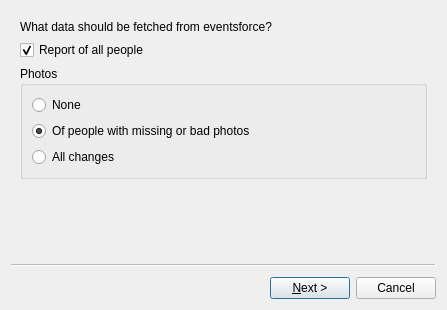
First picture: the form in ui/fetch_wizard.ui, repository asuffield/ef-editor, before the edit.
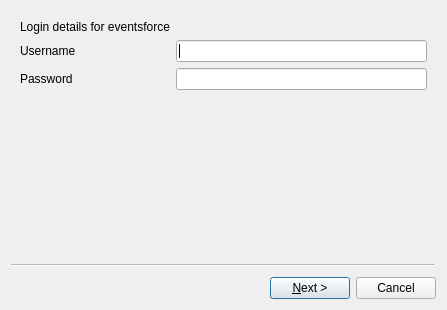
Second picture: the form after the edit.

Commit message: Allow choice of which report to run

```diff
--- a/ui/fetch_wizard.ui
+++ b/ui/fetch_wizard.ui
@@ -28,6 +28,44 @@
   <property name="options">
    <set>QWizard::NoBackButtonOnStartPage</set>
   </property>
+  <widget class="QWizardPage" name="wizardPage">
+   <attribute name="pageId">
+    <string notr="true">1</string>
+   </attribute>
+   <layout class="QFormLayout" name="formLayout">
+    <item row="2" column="0">
+     <widget class="QLabel" name="label_3">
+      <property name="text">
+       <string>Username</string>
+      </property>
+     </widget>
+    </item>
+    <item row="2" column="1">
+     <widget class="QLineEdit" name="ef_username"/>
+    </item>
+    <item row="3" column="0">
+     <widget class="QLabel" name="label_4">
+      <property name="text">
+       <string>Password</string>
+      </property>
+     </widget>
+    </item>
+    <item row="3" column="1">
+     <widget class="QLineEdit" name="ef_password">
+      <property name="echoMode">
+       <enum>QLineEdit::Password</enum>
+      </property>
+     </widget>
+    </item>
+    <item row="1" column="0">
+     <widget class="QLabel" name="label_2">
+      <property name="text">
+       <string>Login details for eventsforce</string>
+      </property>
+     </widget>
+    </item>
+   </layout>
+  </widget>
   <widget class="QWizardPage" name="wizardPage1">
    <layout class="QVBoxLayout" name="verticalLayout">
     <item>
@@ -38,13 +76,15 @@
      </widget>
     </item>
     <item>
-     <widget class="QCheckBox" name="fetch_people_report">
-      <property name="text">
-       <string>Report of all people</string>
+     <widget class="QComboBox" name="fetch_people_report">
+      <property name="enabled">
+       <bool>false</bool>
       </property>
-      <property name="checked">
-       <bool>true</bool>
-      </property>
+      <item>
+       <property name="text">
+        <string>Loading...</string>
+       </property>
+      </item>
      </widget>
     </item>
     <item>
@@ -85,45 +125,6 @@
     </item>
    </layout>
   </widget>
-  <widget class="QWizardPage" name="wizardPage2">
-   <layout class="QVBoxLayout" name="verticalLayout_3">
-    <item>
-     <widget class="QLabel" name="label_2">
-      <property name="text">
-       <string>Login details for eventsforce</string>
-      </property>
-     </widget>
-    </item>
-    <item>
-     <layout class="QFormLayout" name="formLayout">
-      <item row="0" column="1">
-       <widget class="QLineEdit" name="ef_username"/>
-      </item>
-      <item row="0" column="0">
-       <widget class="QLabel" name="label_3">
-        <property name="text">
-         <string>Username</string>
-        </property>
-       </widget>
-      </item>
-      <item row="1" column="0">
-       <widget class="QLabel" name="label_4">
-        <property name="text">
-         <string>Password</string>
-        </property>
-       </widget>
-      </item>
-      <item row="1" column="1">
-       <widget class="QLineEdit" name="ef_password">
-        <property name="echoMode">
-         <enum>QLineEdit::Password</enum>
-        </property>
-       </widget>
-      </item>
-     </layout>
-    </item>
-   </layout>
-  </widget>
  </widget>
  <resources/>
  <connections/>
```
Left out of the diff: 3 changed lines with no effect on the pictures. The commit also changes 6 other files.
